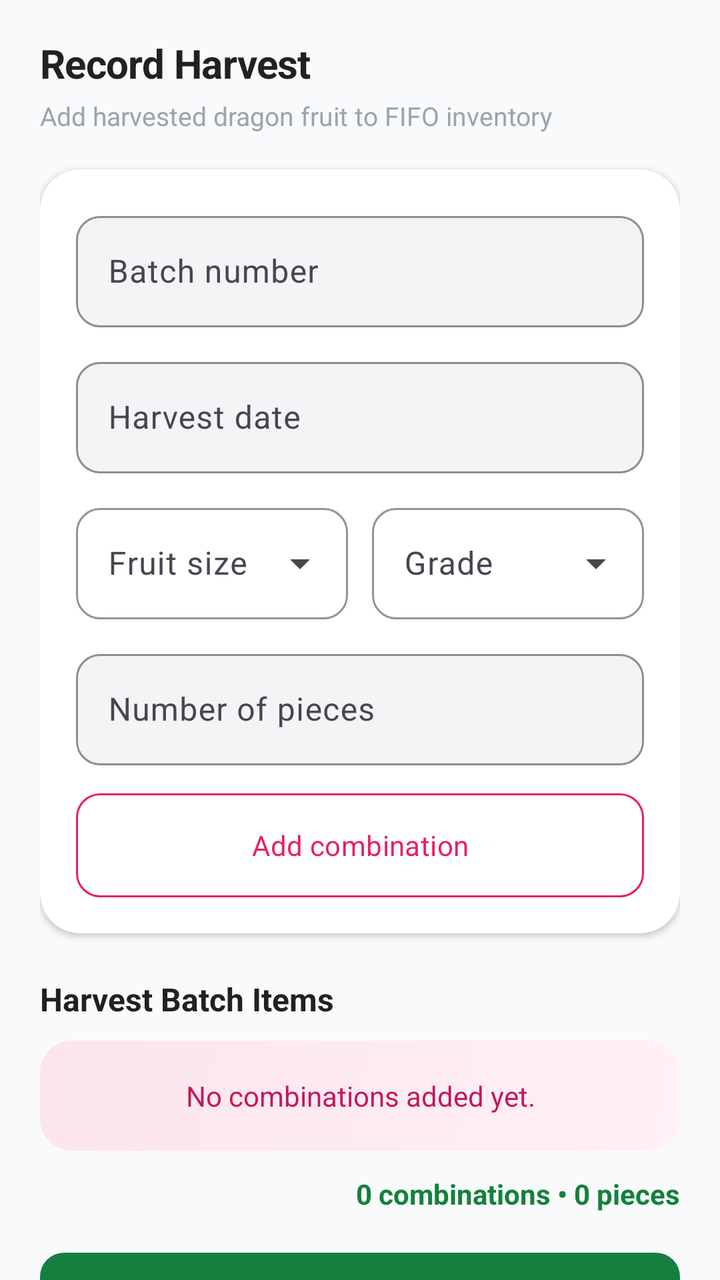
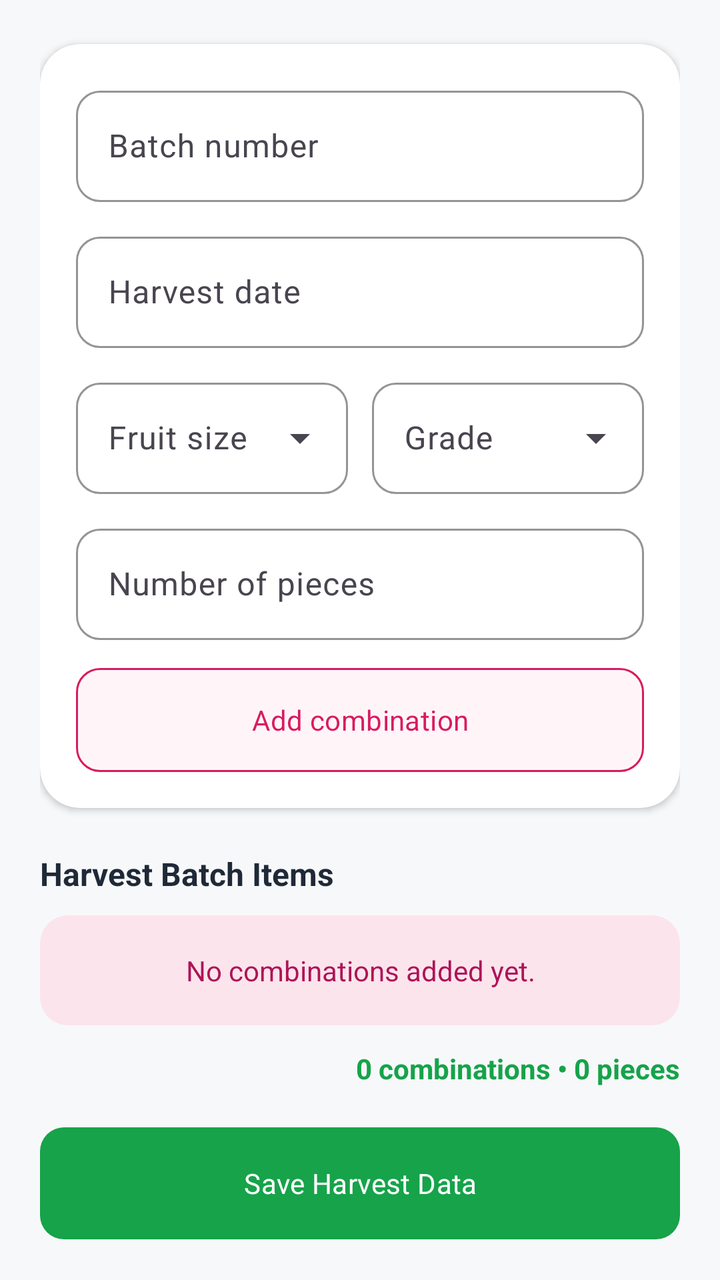

The first picture is an Android layout as it rendered before a commit; the second is the same layout after the commit. The layout source and the unified diff follow.
<!-- AndroidManifest.xml: application theme Theme.DragonView -->
<!-- res/layout/fragment_harvest.xml -->
<?xml version="1.0" encoding="utf-8"?>
<androidx.core.widget.NestedScrollView
    xmlns:android="http://schemas.android.com/apk/res/android"
    xmlns:app="http://schemas.android.com/apk/res-auto"
    android:layout_width="match_parent"
    android:layout_height="match_parent"
    android:background="@color/dragon_surface"
    android:clipToPadding="false">
    <LinearLayout
        android:layout_width="match_parent"
        android:layout_height="wrap_content"
        android:orientation="vertical"
        android:paddingStart="20dp"
        android:paddingTop="18dp"
        android:paddingEnd="20dp"
        android:paddingBottom="30dp">

        <TextView
            android:layout_width="wrap_content"
            android:layout_height="wrap_content"
            android:text="Record Harvest"
            android:textAppearance="@style/TextAppearance.DragonView.TitleLarge"
            android:textStyle="bold" />
        <TextView
            android:layout_width="wrap_content"
            android:layout_height="wrap_content"
            android:layout_marginTop="4dp"
            android:text="Add harvested dragon fruit to FIFO inventory"
            android:textColor="@color/dragon_text_soft"
            android:textSize="13sp" />

        <com.google.android.material.card.MaterialCardView
            android:layout_width="match_parent"
            android:layout_height="wrap_content"
            android:layout_marginTop="18dp"
            app:cardBackgroundColor="@color/white"
            app:cardCornerRadius="20dp"
            app:cardElevation="2dp"
            app:strokeWidth="0dp">
            <LinearLayout
                android:layout_width="match_parent"
                android:layout_height="wrap_content"
                android:orientation="vertical"
                android:padding="18dp">
                <com.google.android.material.textfield.TextInputLayout
                    android:id="@+id/batchLayout"
                    style="@style/Widget.DragonView.TextInputLayout"
                    android:layout_width="match_parent"
                    android:layout_height="wrap_content"
                    android:hint="Batch number">
                    <com.google.android.material.textfield.TextInputEditText android:id="@+id/batchInput" android:layout_width="match_parent" android:layout_height="wrap_content" />
                </com.google.android.material.textfield.TextInputLayout>
                <com.google.android.material.textfield.TextInputLayout
                    android:id="@+id/dateLayout"
                    style="@style/Widget.DragonView.TextInputLayout"
                    android:layout_width="match_parent"
                    android:layout_height="wrap_content"
                    android:layout_marginTop="12dp"
                    android:hint="Harvest date">
                    <com.google.android.material.textfield.TextInputEditText android:id="@+id/dateInput" android:layout_width="match_parent" android:layout_height="wrap_content" android:focusable="false" />
                </com.google.android.material.textfield.TextInputLayout>
                <LinearLayout
                    android:layout_width="match_parent"
                    android:layout_height="wrap_content"
                    android:layout_marginTop="12dp"
                    android:baselineAligned="false"
                    android:orientation="horizontal">
                    <com.google.android.material.textfield.TextInputLayout
                        android:id="@+id/sizeLayout"
                        style="@style/Widget.DragonView.TextInputLayout.Dropdown"
                        android:layout_width="0dp"
                        android:layout_height="wrap_content"
                        android:layout_marginEnd="6dp"
                        android:layout_weight="1"
                        android:hint="Fruit size">
                        <AutoCompleteTextView android:id="@+id/sizeInput" android:layout_width="match_parent" android:layout_height="wrap_content" android:inputType="none" />
                    </com.google.android.material.textfield.TextInputLayout>
                    <com.google.android.material.textfield.TextInputLayout
                        android:id="@+id/gradeLayout"
                        style="@style/Widget.DragonView.TextInputLayout.Dropdown"
                        android:layout_width="0dp"
                        android:layout_height="wrap_content"
                        android:layout_marginStart="6dp"
                        android:layout_weight="1"
                        android:hint="Grade">
                        <AutoCompleteTextView android:id="@+id/gradeInput" android:layout_width="match_parent" android:layout_height="wrap_content" android:inputType="none" />
                    </com.google.android.material.textfield.TextInputLayout>
                </LinearLayout>
                <com.google.android.material.textfield.TextInputLayout
                    android:id="@+id/piecesLayout"
                    style="@style/Widget.DragonView.TextInputLayout"
                    android:layout_width="match_parent"
                    android:layout_height="wrap_content"
                    android:layout_marginTop="12dp"
                    android:hint="Number of pieces">
                    <com.google.android.material.textfield.TextInputEditText android:id="@+id/piecesInput" android:layout_width="match_parent" android:layout_height="wrap_content" android:inputType="number" />
                </com.google.android.material.textfield.TextInputLayout>
                <com.google.android.material.button.MaterialButton
                    android:id="@+id/addItemButton"
                    style="@style/Widget.DragonView.Button.Outlined"
                    android:layout_width="match_parent"
                    android:layout_height="52dp"
                    android:layout_marginTop="14dp"
                    android:text="Add combination"
                    android:textColor="@color/dragon_magenta" />
            </LinearLayout>
        </com.google.android.material.card.MaterialCardView>

        <TextView
            android:layout_width="wrap_content"
            android:layout_height="wrap_content"
            android:layout_marginTop="22dp"
            android:text="Harvest Batch Items"
            android:textAppearance="@style/TextAppearance.DragonView.TitleMedium"
            android:textStyle="bold" />
        <TextView
            android:id="@+id/emptyItemsText"
            android:layout_width="match_parent"
            android:layout_height="wrap_content"
            android:layout_marginTop="10dp"
            android:background="@drawable/soft_pink_panel"
            android:gravity="center"
            android:padding="18dp"
            android:text="No combinations added yet."
            android:textColor="@color/dragon_magenta_dark" />
        <LinearLayout
            android:id="@+id/itemsContainer"
            android:layout_width="match_parent"
            android:layout_height="wrap_content"
            android:orientation="vertical" />
        <TextView
            android:id="@+id/batchSummaryText"
            android:layout_width="match_parent"
            android:layout_height="wrap_content"
            android:layout_marginTop="12dp"
            android:gravity="end"
            android:text="0 combinations • 0 pieces"
            android:textColor="@color/dragon_green"
            android:textStyle="bold" />
        <com.google.android.material.button.MaterialButton
            android:id="@+id/saveButton"
            style="@style/Widget.DragonView.Button.Success"
            android:layout_width="match_parent"
            android:layout_height="56dp"
            android:layout_marginTop="20dp"
            android:text="Save Harvest Data" />
        <TextView
            android:id="@+id/statusText"
            android:layout_width="match_parent"
            android:layout_height="wrap_content"
            android:layout_marginTop="12dp"
            android:gravity="center" />
    </LinearLayout>
</androidx.core.widget.NestedScrollView>
<!-- resources referenced by this layout -->
<resources>
  <color name="dragon_green">#15803D</color>
  <color name="dragon_magenta">#E91E63</color>
  <color name="dragon_magenta_dark">#C2185B</color>
  <color name="dragon_text_soft">#9CA3AF</color>
  <!-- drawable soft_pink_panel (drawable) -->
  <?xml version="1.0" encoding="utf-8"?>
  <shape xmlns:android="http://schemas.android.com/apk/res/android" android:shape="rectangle">
      <gradient android:angle="135" android:startColor="#FFF1F5" android:endColor="#FCE4EC" />
      <corners android:radius="16dp" />
  </shape>
  <style name="Widget.DragonView.Button.Outlined" parent="Widget.Material3.Button.OutlinedButton">
          <item name="shapeAppearance">@style/ShapeAppearance.DragonView.Small</item>
          <item name="android:minHeight">@dimen/button_height</item>
          <item name="android:minWidth">@dimen/touch_target</item>
          <item name="android:paddingStart">16dp</item>
          <item name="android:paddingEnd">16dp</item>
          <item name="android:textAllCaps">false</item>
          <item name="android:fontFamily">sans-serif-medium</item>
          <item name="android:textSize">14sp</item>
          <item name="android:letterSpacing">0.01</item>
          <item name="iconPadding">8dp</item>
          <item name="android:insetTop">0dp</item>
          <item name="android:insetBottom">0dp</item>
          <item name="strokeColor">@color/obsidian_plum_600</item>
          <item name="strokeWidth">1dp</item>
      </style>
  <style name="Widget.DragonView.TextInputLayout" parent="Widget.Material3.TextInputLayout.OutlinedBox">
          <item name="shapeAppearance">@style/ShapeAppearance.DragonView.Small</item>
          <item name="boxBackgroundColor">@color/dragon_surface_alt</item>
          <item name="boxStrokeColor">@color/dragon_outline</item>
          <item name="boxStrokeWidth">1dp</item>
          <item name="boxStrokeWidthFocused">2dp</item>
          <item name="hintTextColor">@color/muted_ink</item>
      </style>
  <color name="warm_ivory">#F9FAFB</color>
  <color name="ink">#212121</color>
  <color name="obsidian_plum_600">#E91E63</color>
  <style name="Widget.DragonView.Button" parent="Widget.Material3.Button">
          <item name="shapeAppearance">@style/ShapeAppearance.DragonView.Small</item>
          <item name="android:minHeight">@dimen/button_height</item>
          <item name="android:minWidth">@dimen/touch_target</item>
          <item name="android:paddingStart">16dp</item>
          <item name="android:paddingEnd">16dp</item>
          <item name="android:textAllCaps">false</item>
          <item name="android:fontFamily">sans-serif-medium</item>
          <item name="android:textSize">14sp</item>
          <item name="android:letterSpacing">0.01</item>
          <item name="iconPadding">8dp</item>
          <item name="android:insetTop">0dp</item>
          <item name="android:insetBottom">0dp</item>
      </style>
  <color name="dragon_surface_alt">#F3F4F6</color>
  <style name="Theme.DragonView.Base" parent="Theme.Material3.DayNight.NoActionBar">
          <item name="colorPrimary">@color/dragon_magenta</item>
          <item name="colorOnPrimary">@color/white</item>
          <item name="colorPrimaryContainer">@color/dragon_surface_variant</item>
          <item name="colorOnPrimaryContainer">@color/dragon_magenta_dark</item>
          <item name="colorSecondary">@color/dragon_green</item>
          <item name="colorOnSecondary">@color/white</item>
          <item name="colorSecondaryContainer">@color/dragon_green_soft</item>
          <item name="colorOnSecondaryContainer">@color/black</item>
          <item name="colorTertiary">@color/plum_orchid_400</item>
          <item name="colorSurface">@color/dragon_surface</item>
          <item name="colorSurfaceContainer">@color/white</item>
          <item name="colorOnSurface">@color/black</item>
          <item name="colorOutline">@color/dragon_outline</item>
          <item name="colorError">@color/dragon_error</item>
          <item name="android:fontFamily">sans-serif</item>
          <item name="fontFamily">sans-serif</item>
          <item name="materialButtonStyle">@style/Widget.DragonView.Button</item>
          <item name="materialCardViewStyle">@style/Widget.DragonView.Card</item>
          <item name="textInputStyle">@style/Widget.DragonView.TextInputLayout</item>
          <item name="shapeAppearanceSmallComponent">@style/ShapeAppearance.DragonView.Small</item>
          <item name="shapeAppearanceMediumComponent">@style/ShapeAppearance.DragonView.Medium</item>
          <item name="shapeAppearanceLargeComponent">@style/ShapeAppearance.DragonView.Large</item>
          <item name="textAppearanceHeadlineSmall">@style/TextAppearance.DragonView.HeadlineSmall</item>
          <item name="textAppearanceTitleLarge">@style/TextAppearance.DragonView.TitleLarge</item>
          <item name="textAppearanceTitleMedium">@style/TextAppearance.DragonView.TitleMedium</item>
          <item name="textAppearanceBodyLarge">@style/TextAppearance.DragonView.BodyLarge</item>
          <item name="textAppearanceBodyMedium">@style/TextAppearance.DragonView.BodyMedium</item>
          <item name="android:windowLightStatusBar">false</item>
          <item name="android:statusBarColor">@color/dragon_magenta_dark</item>
          <item name="android:navigationBarColor">@color/white</item>
          <item name="android:colorAccent">@color/dragon_magenta</item>
          <item name="android:windowBackground">@color/warm_ivory</item>
      </style>
  <color name="plum_orchid_400">#F06292</color>
  <color name="dragon_error">#E11D48</color>
  <!-- unchanged entries left out for length: 22 -->
</resources>

<!-- the commit's change to res/layout/fragment_harvest.xml (unified diff, before → after) -->
@@ -15,24 +15,10 @@
         android:paddingEnd="20dp"
         android:paddingBottom="30dp">
 
-        <TextView
-            android:layout_width="wrap_content"
-            android:layout_height="wrap_content"
-            android:text="Record Harvest"
-            android:textAppearance="@style/TextAppearance.DragonView.TitleLarge"
-            android:textStyle="bold" />
-        <TextView
-            android:layout_width="wrap_content"
-            android:layout_height="wrap_content"
-            android:layout_marginTop="4dp"
-            android:text="Add harvested dragon fruit to FIFO inventory"
-            android:textColor="@color/dragon_text_soft"
-            android:textSize="13sp" />
-
         <com.google.android.material.card.MaterialCardView
             android:layout_width="match_parent"
             android:layout_height="wrap_content"
-            android:layout_marginTop="18dp"
+            android:layout_marginTop="4dp"
             app:cardBackgroundColor="@color/white"
             app:cardCornerRadius="20dp"
             app:cardElevation="2dp"
<!-- resource entries referenced after the edit -->
@@ -1,14 +1,13 @@
 <!-- resources referenced by this layout -->
 <resources>
-  <color name="dragon_green">#15803D</color>
-  <color name="dragon_magenta">#E91E63</color>
-  <color name="dragon_magenta_dark">#C2185B</color>
-  <color name="dragon_text_soft">#9CA3AF</color>
+  <color name="dragon_green">#16A34A</color>
+  <color name="dragon_magenta">@color/obsidian_plum_600</color>
+  <color name="dragon_magenta_dark">@color/obsidian_plum_800</color>
   <!-- drawable soft_pink_panel (drawable) -->
   <?xml version="1.0" encoding="utf-8"?>
   <shape xmlns:android="http://schemas.android.com/apk/res/android" android:shape="rectangle">
-      <gradient android:angle="135" android:startColor="#FFF1F5" android:endColor="#FCE4EC" />
-      <corners android:radius="16dp" />
+      <solid android:color="@color/plum_mist_100" />
+      <corners android:radius="14dp" />
   </shape>
   <style name="Widget.DragonView.Button.Outlined" parent="Widget.Material3.Button.OutlinedButton">
           <item name="shapeAppearance">@style/ShapeAppearance.DragonView.Small</item>
@@ -23,20 +22,24 @@
           <item name="iconPadding">8dp</item>
           <item name="android:insetTop">0dp</item>
           <item name="android:insetBottom">0dp</item>
-          <item name="strokeColor">@color/obsidian_plum_600</item>
+          <item name="strokeColor">@color/dragon_magenta</item>
           <item name="strokeWidth">1dp</item>
+          <item name="backgroundTint">@color/button_secondary_background</item>
+          <item name="android:textColor">@color/button_secondary_text</item>
+          <item name="rippleColor">@color/plum_mist_100</item>
       </style>
   <style name="Widget.DragonView.TextInputLayout" parent="Widget.Material3.TextInputLayout.OutlinedBox">
           <item name="shapeAppearance">@style/ShapeAppearance.DragonView.Small</item>
-          <item name="boxBackgroundColor">@color/dragon_surface_alt</item>
+          <item name="boxBackgroundColor">@color/white</item>
           <item name="boxStrokeColor">@color/dragon_outline</item>
           <item name="boxStrokeWidth">1dp</item>
           <item name="boxStrokeWidthFocused">2dp</item>
           <item name="hintTextColor">@color/muted_ink</item>
       </style>
-  <color name="warm_ivory">#F9FAFB</color>
-  <color name="ink">#212121</color>
-  <color name="obsidian_plum_600">#E91E63</color>
+  <color name="warm_ivory">#F7F8FA</color>
+  <color name="ink">#1F2937</color>
+  <color name="obsidian_plum_600">#D81B60</color>
+  <color name="obsidian_plum_800">#AD1457</color>
   <style name="Widget.DragonView.Button" parent="Widget.Material3.Button">
           <item name="shapeAppearance">@style/ShapeAppearance.DragonView.Small</item>
           <item name="android:minHeight">@dimen/button_height</item>
@@ -50,8 +53,10 @@
           <item name="iconPadding">8dp</item>
           <item name="android:insetTop">0dp</item>
           <item name="android:insetBottom">0dp</item>
+          <item name="backgroundTint">@color/button_primary_background</item>
+          <item name="android:textColor">@color/button_primary_text</item>
+          <item name="rippleColor">@color/plum_orchid_400</item>
       </style>
-  <color name="dragon_surface_alt">#F3F4F6</color>
   <style name="Theme.DragonView.Base" parent="Theme.Material3.DayNight.NoActionBar">
           <item name="colorPrimary">@color/dragon_magenta</item>
           <item name="colorOnPrimary">@color/white</item>
@@ -81,13 +86,13 @@
           <item name="textAppearanceBodyLarge">@style/TextAppearance.DragonView.BodyLarge</item>
           <item name="textAppearanceBodyMedium">@style/TextAppearance.DragonView.BodyMedium</item>
           <item name="android:windowLightStatusBar">false</item>
-          <item name="android:statusBarColor">@color/dragon_magenta_dark</item>
+          <item name="android:statusBarColor">@color/dragon_magenta</item>
           <item name="android:navigationBarColor">@color/white</item>
           <item name="android:colorAccent">@color/dragon_magenta</item>
           <item name="android:windowBackground">@color/warm_ivory</item>
       </style>
-  <color name="plum_orchid_400">#F06292</color>
-  <color name="dragon_error">#E11D48</color>
+  <color name="plum_orchid_400">#EC5B8D</color>
+  <color name="dragon_error">#B3261E</color>
   <!-- unchanged entries left out for length: 22 -->
 </resources>
 
